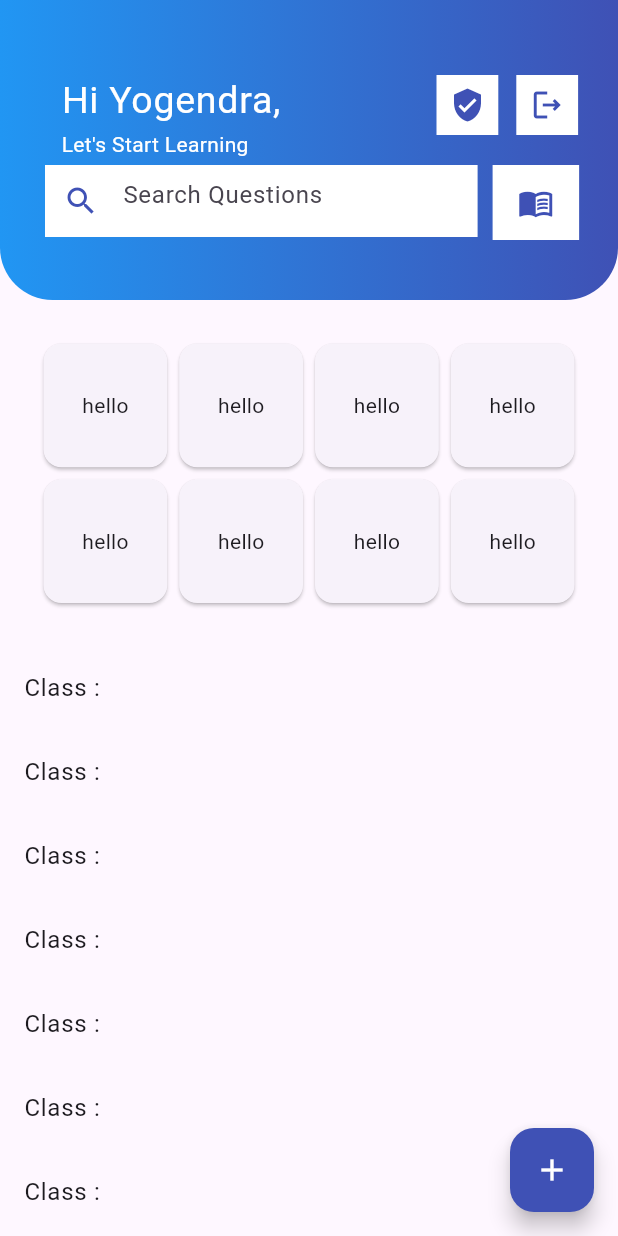
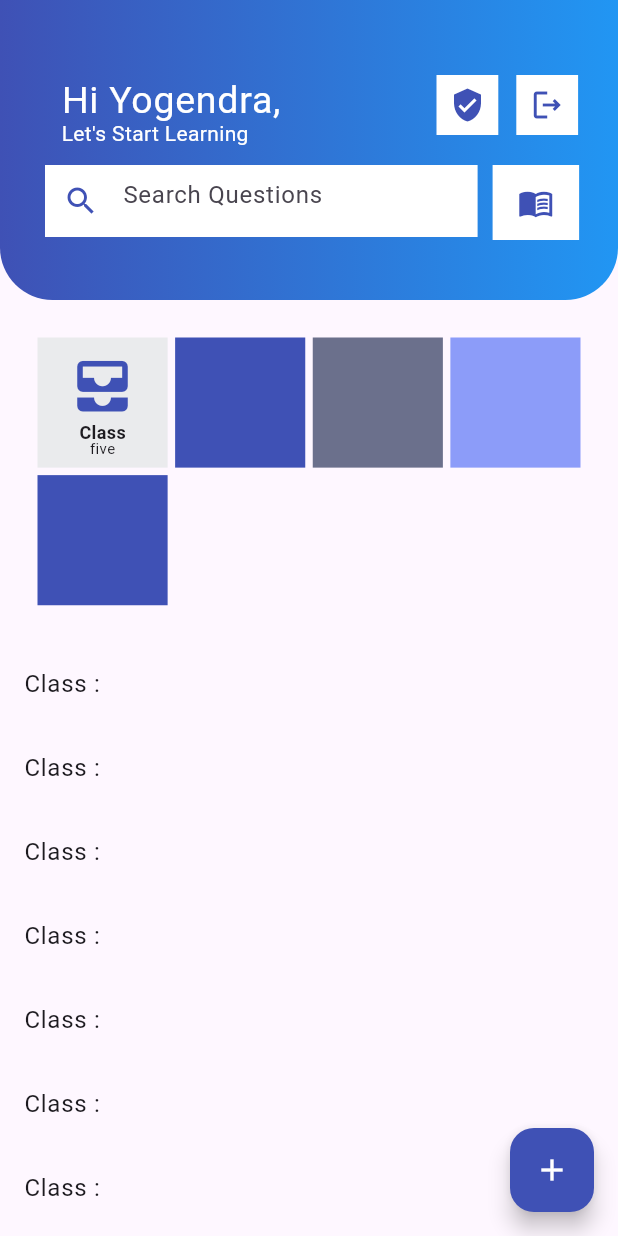
Before and after one commit to yogendra-khapangi/final_year_project, a Flutter app: the screen it shows after launch, on a phone screen of 412 x 824 dp. Run offline on Flutter 3.47's test engine with Material 3 defaults, Android fonts, the phone set to English and light mode, and no system bars.

Commit message:
tab page added

```diff
--- /dev/null
+++ b/lib/components/grid_button.dart
@@ -0,0 +1,75 @@
+import 'package:flutter/material.dart';
+import 'package:mymath/view/Tapview_page.dart';
+import 'package:mymath/view/profile_page.dart';
+
+class MyGridView extends StatelessWidget {
+  const MyGridView({super.key});
+
+  @override
+  Widget build(BuildContext context) {
+    return GridView.count(
+        padding: EdgeInsets.zero, // set padding to zero
+        physics: const NeverScrollableScrollPhysics(),
+        shrinkWrap: true,
+        crossAxisCount: 4,
+        crossAxisSpacing: 5,
+        mainAxisSpacing: 5,
+        children: [
+          GestureDetector(
+            onTap: () {
+              Navigator.push(context,
+                  MaterialPageRoute(builder: (context) => const MyTabPage()));
+            },
+            child: Container(
+              height: 30,
+              width: 30,
+              color: const Color.fromARGB(255, 234, 235, 237),
+              child: Column(
+                crossAxisAlignment: CrossAxisAlignment.center,
+                mainAxisAlignment: MainAxisAlignment.center,
+                children: [
+                  Container(
+                    // color: Colors.red,
+                    height: 45,
+                    width: 45,
+                    child: const Icon(
+                      Icons.all_inbox,
+                      color: Colors.indigo,
+                      size: 45,
+                    ),
+                  ),
+                  const Text("Class",
+                      style:
+                          TextStyle(fontSize: 12, fontWeight: FontWeight.bold)),
+                  const Text("five",
+                      style: TextStyle(
+                        height: .5,
+                        fontSize: 10,
+                      )),
+                ],
+              ),
+            ),
+          ),
+          Container(
+            height: 30,
+            width: 30,
+            color: Colors.indigo,
+          ),
+          Container(
+            height: 30,
+            width: 30,
+            color: Color.fromARGB(255, 107, 112, 140),
+          ),
+          Container(
+            height: 30,
+            width: 30,
+            color: Color.fromARGB(255, 140, 156, 249),
+          ),
+          Container(
+            height: 30,
+            width: 30,
+            color: Colors.indigo,
+          ),
+        ]);
+  }
+}
--- a/lib/main.dart
+++ b/lib/main.dart
@@ -1,4 +1,5 @@
 import 'package:flutter/material.dart';
+import 'package:mymath/view/Tapview_page.dart';
 import 'package:mymath/view/home.dart';
 
 void main() {
@@ -19,6 +20,7 @@ class MyApp extends StatelessWidget {
             primarySwatch: Colors.blue),
         home: const MyHome()
         // home: const MyProfile(),
+        // home: const MyTabPage(),
         );
   }
 }
--- a/lib/view/home.dart
+++ b/lib/view/home.dart
@@ -1,5 +1,6 @@
 import 'package:flutter/material.dart';
 import 'package:mymath/components/float_button.dart';
+import 'package:mymath/components/grid_button.dart';
 import 'package:mymath/view/profile_page.dart';
 
 class MyHome extends StatefulWidget {
@@ -39,7 +40,7 @@ class _MyHomeState extends State<MyHome> {
                       bottomRight: Radius.circular(35),
                     ),
                     gradient:
-                        LinearGradient(colors: [Colors.blue, Colors.indigo])),
+                        LinearGradient(colors: [Colors.indigo, Colors.blue])),
                 child: Padding(
                   padding: const EdgeInsets.fromLTRB(25, 40, 0, 0),
                   child: Column(children: [
@@ -57,11 +58,19 @@ class _MyHomeState extends State<MyHome> {
                             ),
                             subtitle: Text(
                               "Let's Start Learning",
-                              style: TextStyle(color: Colors.white),
+                              style:
+                                  TextStyle(color: Colors.white, height: .45),
                             ),
                           ),
                         ),
-                        Container(
+                        GestureDetector(
+                          onTap: () {
+                            Navigator.push(
+                                context,
+                                MaterialPageRoute(
+                                    builder: (context) => const MyProfile()));
+                          },
+                          child: Container(
                             margin: const EdgeInsets.only(left: 60),
                             height: 40,
                             width: MediaQuery.of(context).size.width * .10,
@@ -69,6 +78,7 @@ class _MyHomeState extends State<MyHome> {
                             child: const Icon(
                               Icons.verified_user,
                               color: Colors.indigo,
+                            ),
                           ),
                         ),
                         GestureDetector(
@@ -134,56 +144,9 @@ class _MyHomeState extends State<MyHome> {
               ),
             ],
           ),
-          Padding(
-            padding: const EdgeInsets.all(25),
-            child: GridView.count(
-                padding: EdgeInsets.zero, // set padding to zero
-                physics: const NeverScrollableScrollPhysics(),
-                shrinkWrap: true,
-                crossAxisCount: 4,
-                children: const [
-                  Card(
-                    child: Center(
-                      child: Text("hello"),
-                    ),
-                  ),
-                  Card(
-                    child: Center(
-                      child: Text("hello"),
-                    ),
-                  ),
-                  Card(
-                    child: Center(
-                      child: Text("hello"),
-                    ),
-                  ),
-                  Card(
-                    child: Center(
-                      child: Text("hello"),
-                    ),
-                  ),
-                  Card(
-                    child: Center(
-                      child: Text("hello"),
-                    ),
-                  ),
-                  Card(
-                    child: Center(
-                      child: Text("hello"),
-                    ),
-                  ),
-                  Card(
-                    child: Center(
-                      child: Text("hello"),
-                    ),
-                  ),
-                  Card(
-                    child: Center(
-                      child: Text("hello"),
-                    ),
-                  ),
-                ]),
-          ),
+
+          //gird are here😊
+          const Padding(padding: EdgeInsets.all(25), child: MyGridView()),
           const ListTile(
             title: Text("Class :"),
           ),
```
Also changed, not shown: lib/view/Tapview_page.dart (added, +77 -0 lines). Lines whose indentation alone changed are shown as unchanged.
